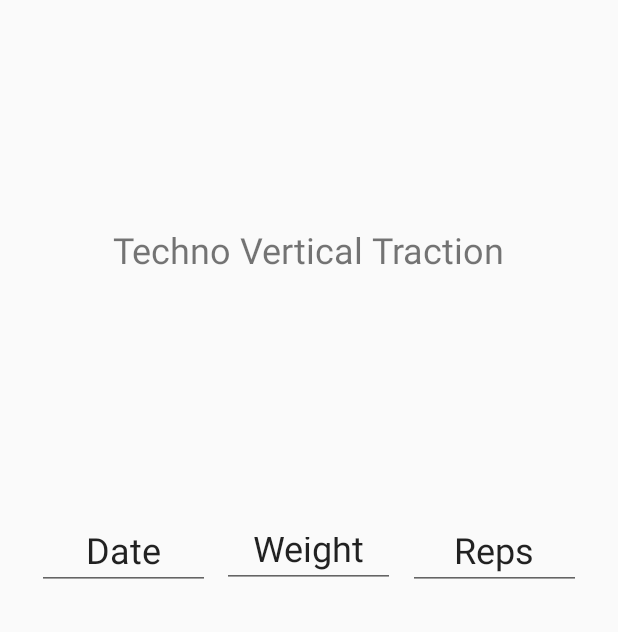
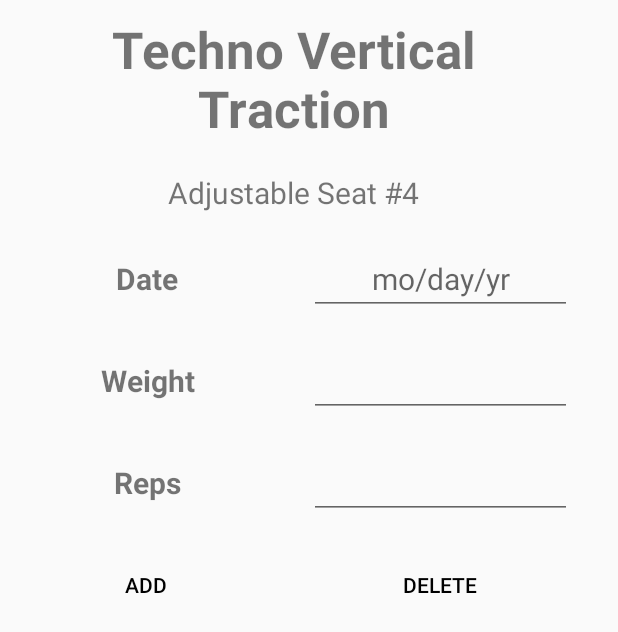
Before and after one commit to jpdcands/NavDemoPic_XML, an Android app built with Jetpack Compose: the TechnoVerticalTractionFragment screen opened through its navigation route, on a phone screen of 412 x 824 dp. Shown: the top 632 px of the screen. Run offline under Robolectric (Android 15) with nearby library versions, the phone set to English and light mode, and no system bars.

Commit message:
Changed editview to textview

```diff
--- /dev/null
+++ b/app/src/main/java/com/jpdoolittleenterprises/android/navdemopic_xml/VerticalTraction.kt
@@ -0,0 +1,13 @@
+package com.jpdoolittleenterprises.android.navdemopic_xml
+
+import androidx.room.Entity
+import androidx.room.PrimaryKey
+import java.util.*
+
+@Entity
+data class VerticalTraction(
+    @PrimaryKey
+    var date: Date,
+    var weight: Int,
+    var reps: Int
+)
--- a/app/src/main/res/layout/fragment_techno_vertical_traction.xml
+++ b/app/src/main/res/layout/fragment_techno_vertical_traction.xml
@@ -1,70 +1,158 @@
 <?xml version="1.0" encoding="utf-8"?>
-
-<androidx.constraintlayout.widget.ConstraintLayout xmlns:android="http://schemas.android.com/apk/res/android"
+<LinearLayout xmlns:android="http://schemas.android.com/apk/res/android"
     xmlns:app="http://schemas.android.com/apk/res-auto"
     xmlns:tools="http://schemas.android.com/tools"
+    android:id="@+id/weight"
+    android:layout_width="match_parent"
+    android:layout_height="wrap_content"
+    android:paddingRight="20dp"
+    android:orientation="vertical"
+    tools:context=".UpperBody">
+
+    <TextView
+        android:id="@+id/textView"
+        android:layout_width="match_parent"
+        android:layout_height="wrap_content"
+        android:layout_margin="10dp"
+        android:text="Techno Vertical Traction"
+        android:textAlignment="center"
+        android:textSize="34sp"
+        android:textStyle="bold" />
+
+    <TextView
+        android:id="@+id/adjustableSeat1"
+        android:layout_width="match_parent"
+        android:layout_height="wrap_content"
+        android:layout_margin="10dp"
+        android:ems="10"
+        android:inputType="textPersonName"
+        android:text="Adjustable Seat #4"
+        android:layout_marginBottom="20dp"
+        android:textAlignment="center"
+        android:textAllCaps="false"
+        android:textSize="20sp" />
+
+    <TableLayout
+        android:layout_width="match_parent"
+        android:layout_height="wrap_content">
+
+        <TableRow
             android:layout_width="match_parent"
             android:layout_height="match_parent"
-    tools:context=".TechnoVerticalTractionFragment">
-
+            android:layout_weight="1">
 
             <TextView
-        android:id="@+id/textView2"
-        android:layout_width="wrap_content"
+                android:id="@+id/date"
+                android:layout_width="match_parent"
                 android:layout_height="wrap_content"
-        android:layout_marginTop="150dp"
-        android:text="Techno Vertical Traction"
-        android:textSize="24sp"
-        app:layout_constraintBottom_toTopOf="@+id/editTextTextPersonName"
-        app:layout_constraintEnd_toEndOf="parent"
-        app:layout_constraintHorizontal_bias="0.5"
-        app:layout_constraintStart_toStartOf="parent"
-        app:layout_constraintTop_toTopOf="parent"
-        app:layout_constraintVertical_bias="0.0" />
-
-    <EditText
-        android:id="@+id/editTextDate"
-        android:layout_width="115dp"
-        android:layout_height="45dp"
-        android:layout_marginStart="16dp"
-        android:layout_marginTop="348dp"
+                android:layout_margin="10dp"
+                android:layout_weight="1"
                 android:ems="10"
                 android:inputType="date"
                 android:text="Date"
                 android:textAlignment="center"
-        android:textSize="24sp"
-        app:layout_constraintEnd_toStartOf="@+id/editTextTextPersonName"
-        app:layout_constraintHorizontal_bias="0.5"
-        app:layout_constraintStart_toStartOf="parent"
-        app:layout_constraintTop_toTopOf="parent" />
+                android:textSize="20sp"
+                android:textStyle="bold" />
 
             <EditText
-        android:id="@+id/editTextTextPersonName"
-        android:layout_width="115dp"
-        android:layout_height="44dp"
+                android:id="@+id/enterDate"
+                android:layout_width="match_parent"
+                android:layout_height="wrap_content"
+                android:layout_margin="10dp"
+                android:layout_weight="1"
+                android:ems="10"
+                android:hint="mo/day/yr"
+                android:inputType="date"
+                android:textAlignment="center"
+                android:textSize="20sp" />
+        </TableRow>
+
+        <TableRow
+            android:layout_width="match_parent"
+            android:layout_height="wrap_content">
+
+            <TextView
+                android:id="@+id/Weight"
+                android:layout_width="wrap_content"
+                android:layout_height="wrap_content"
+                android:layout_margin="10dp"
+                android:layout_weight="1"
                 android:ems="10"
                 android:inputType="textPersonName"
                 android:text="Weight"
                 android:textAlignment="center"
-        android:textSize="24sp"
-        app:layout_constraintEnd_toStartOf="@+id/editTextTextPersonName2"
-        app:layout_constraintHorizontal_bias="0.5"
-        app:layout_constraintStart_toEndOf="@+id/editTextDate"
-        app:layout_constraintTop_toTopOf="@+id/editTextDate" />
+                android:textSize="20sp"
+                android:textStyle="bold" />
 
             <EditText
-        android:id="@+id/editTextTextPersonName2"
-        android:layout_width="115dp"
-        android:layout_height="45dp"
-        android:layout_marginEnd="16dp"
+                android:id="@+id/enterWeight"
+                android:layout_width="wrap_content"
+                android:layout_height="wrap_content"
+                android:layout_margin="10dp"
+                android:layout_weight="1"
+                android:ems="10"
+                android:inputType="textPersonName"
+                android:textSize="20sp" />
+        </TableRow>
+
+        <TableRow
+            android:layout_width="match_parent"
+            android:layout_height="wrap_content">
+
+            <TextView
+                android:id="@+id/reps"
+                android:layout_width="wrap_content"
+                android:layout_height="wrap_content"
+                android:layout_margin="10dp"
+                android:layout_weight="1"
                 android:ems="10"
                 android:inputType="textPersonName"
                 android:text="Reps"
                 android:textAlignment="center"
-        android:textSize="24sp"
-        app:layout_constraintEnd_toEndOf="parent"
-        app:layout_constraintHorizontal_bias="0.5"
-        app:layout_constraintStart_toEndOf="@+id/editTextTextPersonName"
-        app:layout_constraintTop_toTopOf="@+id/editTextTextPersonName" />
+                android:textSize="20sp"
+                android:textStyle="bold" />
 
-</androidx.constraintlayout.widget.ConstraintLayout>
+            <EditText
+                android:id="@+id/enterReps"
+                android:layout_width="wrap_content"
+                android:layout_height="wrap_content"
+                android:layout_margin="10dp"
+                android:layout_weight="1"
+                android:ems="10"
+                android:inputType="textPersonName"
+                android:textSize="20sp" />
+        </TableRow>
+
+    </TableLayout>
+
+    <LinearLayout
+        android:layout_width="match_parent"
+        android:layout_height="wrap_content"
+        android:orientation="horizontal">
+
+        <Button
+            android:id="@+id/button"
+            style="@style/Widget.AppCompat.Button.Borderless"
+            android:layout_width="wrap_content"
+            android:layout_height="wrap_content"
+            android:layout_margin="10dp"
+            android:layout_weight="1"
+            android:text="Add"
+            android:textColor="@color/black" />
+
+        <Button
+            android:id="@+id/button2"
+            style="@style/Widget.AppCompat.Button.Borderless"
+            android:layout_width="wrap_content"
+            android:layout_height="wrap_content"
+            android:layout_margin="10dp"
+            android:layout_weight="1"
+            android:text="Delete"
+            android:textColor="@color/black" />
+
+    </LinearLayout>
+
+    <androidx.recyclerview.widget.RecyclerView
+        android:layout_width="match_parent"
+        android:layout_height="match_parent" />
+</LinearLayout>
```
Lines whose indentation alone changed are shown as unchanged.
